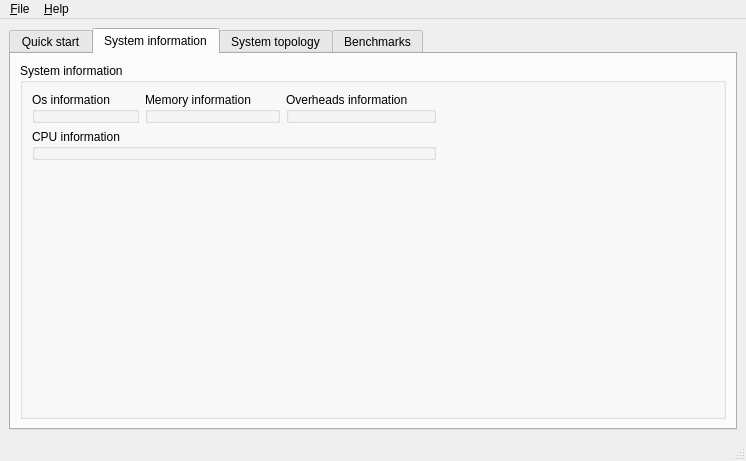
Before: the Qt Designer form apps/Qt/MainWindow.ui in klapeto/elpida, drawn with Qt 5.
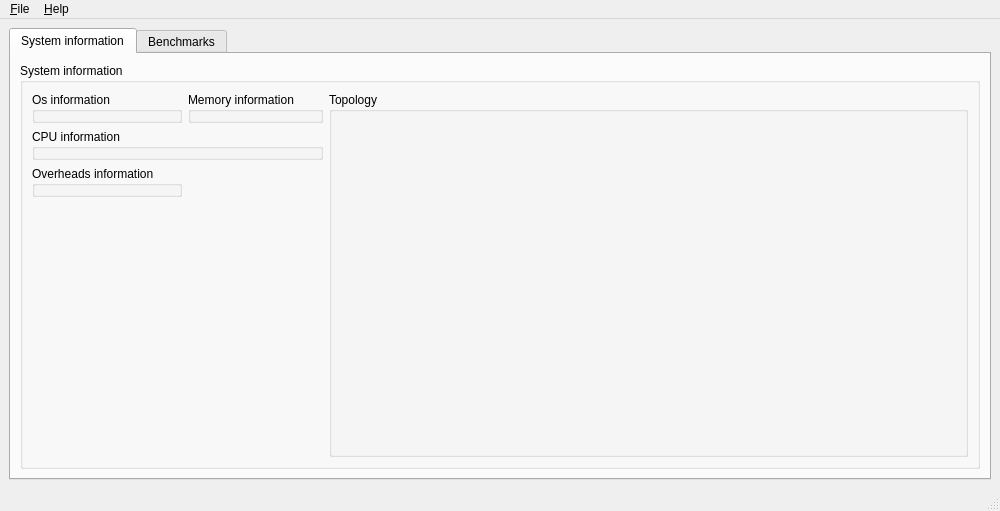
After: the same form once the commit is applied. The open tabs and pages were chosen to show the change.

```diff
--- a/apps/Qt/MainWindow.ui
+++ b/apps/Qt/MainWindow.ui
@@ -6,8 +6,8 @@
    <rect>
     <x>0</x>
     <y>0</y>
-    <width>746</width>
-    <height>461</height>
+    <width>1000</width>
+    <height>511</height>
    </rect>
   </property>
   <property name="windowTitle">
@@ -20,11 +20,6 @@
       <property name="currentIndex">
        <number>3</number>
       </property>
-      <widget class="QWidget" name="tabQuickStart">
-       <attribute name="title">
-        <string>Quick start</string>
-       </attribute>
-      </widget>
       <widget class="QWidget" name="tabSystemInfo">
        <attribute name="title">
         <string>System information</string>
@@ -35,21 +30,21 @@
           <property name="title">
            <string>System information</string>
           </property>
-          <layout class="QGridLayout" name="gridLayout">
-           <item row="0" column="1">
-            <widget class="QGroupBox" name="gbMemoryInfo">
-             <property name="title">
-              <string>Memory information</string>
-             </property>
-            </widget>
-           </item>
-           <item row="0" column="2">
+          <layout class="QGridLayout" name="gridLayout" columnstretch="0,0,0,1">
+           <item row="2" column="0">
             <widget class="QGroupBox" name="gbOverheadsInfo">
              <property name="title">
               <string>Overheads information</string>
              </property>
             </widget>
            </item>
+           <item row="1" column="0" colspan="2">
+            <widget class="QGroupBox" name="gbCpuInfo">
+             <property name="title">
+              <string>CPU information</string>
+             </property>
+            </widget>
+           </item>
            <item row="0" column="0">
             <widget class="QGroupBox" name="gbOsInfo">
              <property name="title">
@@ -57,14 +52,14 @@
              </property>
             </widget>
            </item>
-           <item row="1" column="0" colspan="3">
-            <widget class="QGroupBox" name="gbCpuInfo">
+           <item row="0" column="1">
+            <widget class="QGroupBox" name="gbMemoryInfo">
              <property name="title">
-              <string>CPU information</string>
+              <string>Memory information</string>
              </property>
             </widget>
            </item>
-           <item row="2" column="0" colspan="3">
+           <item row="3" column="0">
             <spacer name="verticalSpacer">
              <property name="orientation">
               <enum>Qt::Vertical</enum>
@@ -77,34 +72,23 @@
              </property>
             </spacer>
            </item>
-           <item row="0" column="3" rowspan="3">
-            <spacer name="horizontalSpacer">
-             <property name="orientation">
-              <enum>Qt::Horizontal</enum>
+           <item row="0" column="2" rowspan="4" colspan="2">
+            <widget class="QGroupBox" name="gbTopology">
+             <property name="title">
+              <string>Topology</string>
              </property>
-             <property name="sizeHint" stdset="0">
-              <size>
-               <width>40</width>
-               <height>20</height>
-              </size>
-             </property>
-            </spacer>
+             <layout class="QHBoxLayout" name="horizontalLayout_3">
+              <item>
+               <widget class="QWidget" name="wTopologyContainer" native="true"/>
+              </item>
+             </layout>
+            </widget>
            </item>
           </layout>
          </widget>
         </item>
        </layout>
       </widget>
-      <widget class="QWidget" name="tabTopology">
-       <attribute name="title">
-        <string>System topology</string>
-       </attribute>
-       <layout class="QHBoxLayout" name="horizontalLayout_3">
-        <item>
-         <widget class="QWidget" name="wTopologyContainer" native="true"/>
-        </item>
-       </layout>
-      </widget>
       <widget class="QWidget" name="tabBenchmarks">
        <attribute name="title">
         <string>Benchmarks</string>
@@ -126,8 +110,8 @@
     <rect>
      <x>0</x>
      <y>0</y>
-     <width>746</width>
-     <height>19</height>
+     <width>1000</width>
+     <height>22</height>
     </rect>
    </property>
    <widget class="QMenu" name="menuFile">
```
Left out of the diff: 2 changed lines with no effect on the pictures.
